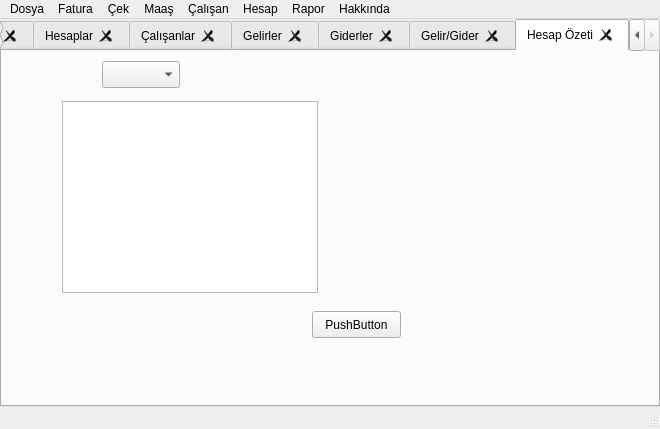
This is muhasib.ui in ahmetturan/muhasib as Qt 5 draws it before an edit. The edited form follows.
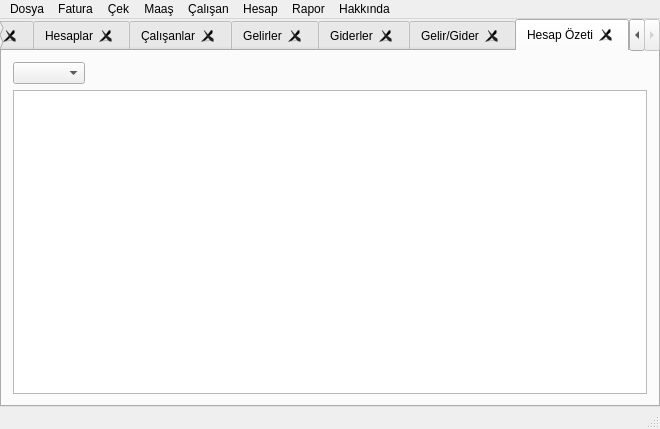
This is the edited form. The open tabs and pages were chosen to show the change.

The edit to the form file:
```diff
--- a/muhasib.ui
+++ b/muhasib.ui
@@ -675,39 +675,27 @@
        <attribute name="title">
         <string>Hesap Özeti</string>
        </attribute>
-       <widget class="QComboBox" name="comboBox">
-        <property name="geometry">
-         <rect>
-          <x>100</x>
-          <y>10</y>
-          <width>78</width>
-          <height>27</height>
-         </rect>
-        </property>
-       </widget>
-       <widget class="QTableWidget" name="tableWidget">
-        <property name="geometry">
-         <rect>
-          <x>60</x>
-          <y>50</y>
-          <width>256</width>
-          <height>192</height>
-         </rect>
-        </property>
-       </widget>
-       <widget class="QPushButton" name="pushButton">
-        <property name="geometry">
-         <rect>
-          <x>310</x>
-          <y>260</y>
-          <width>89</width>
-          <height>27</height>
-         </rect>
-        </property>
-        <property name="text">
-         <string>PushButton</string>
-        </property>
-       </widget>
+       <layout class="QGridLayout" name="gridLayout_6">
+        <item row="1" column="0" colspan="2">
+         <widget class="QTableWidget" name="tblHesapOzeti"/>
+        </item>
+        <item row="0" column="0">
+         <widget class="QComboBox" name="cbHesapOzeti"/>
+        </item>
+        <item row="0" column="1">
+         <spacer name="horizontalSpacer_8">
+          <property name="orientation">
+           <enum>Qt::Horizontal</enum>
+          </property>
+          <property name="sizeHint" stdset="0">
+           <size>
+            <width>40</width>
+            <height>20</height>
+           </size>
+          </property>
+         </spacer>
+        </item>
+       </layout>
       </widget>
      </widget>
     </item>
```
Left out of the diff: 47 changed lines with no effect on the pictures.
